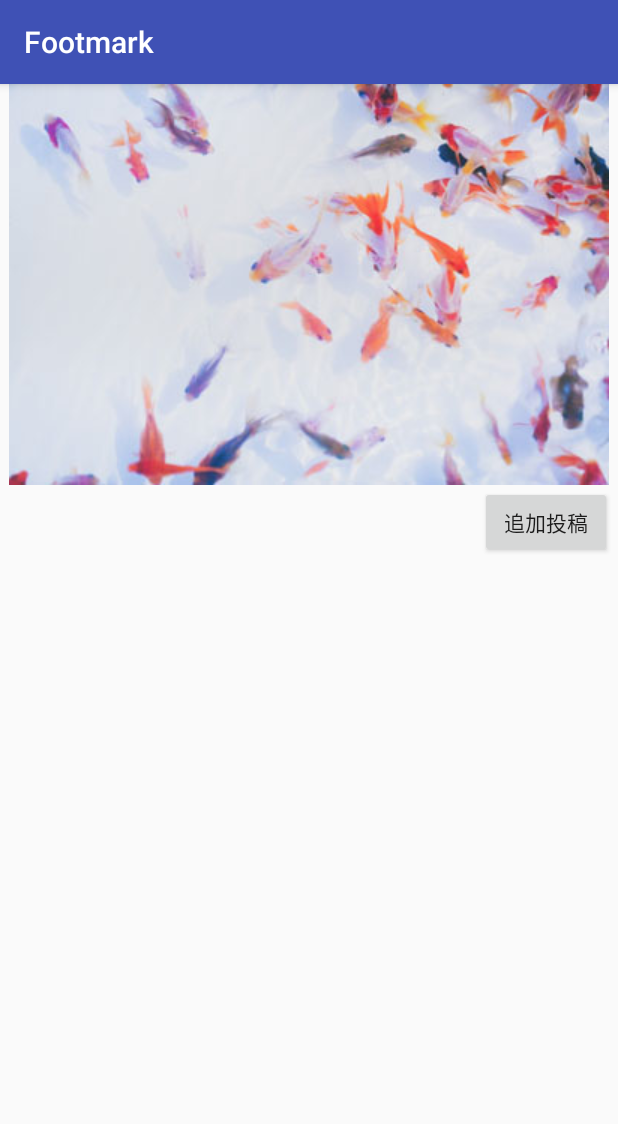
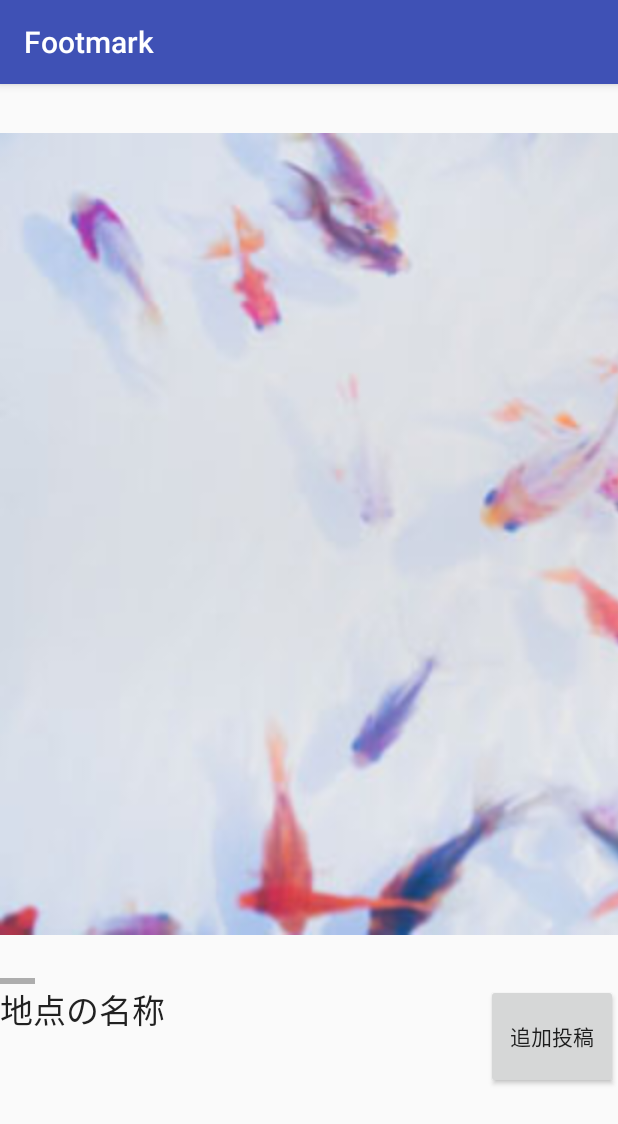
Before and after one commit to 15-2505-001-7/eureka, an Android app: the ShowSpotActivity screen opened directly, with no data from a screen before it, on a phone screen of 412 x 824 dp. Shown: the top 1124 px of the screen. Run offline under Robolectric (Android 15) with nearby library versions, the light colour scheme and no system bars.

Commit message:
閲覧画面上部できました。

```diff
--- a/Footmark/app/src/main/res/layout/activity_show_spot.xml
+++ b/Footmark/app/src/main/res/layout/activity_show_spot.xml
@@ -1,6 +1,5 @@
 <?xml version="1.0" encoding="utf-8"?>
-<android.support.constraint.ConstraintLayout xmlns:android="http://schemas.android.com/apk/res/android"
-    xmlns:app="http://schemas.android.com/apk/res-auto"
+<RelativeLayout xmlns:android="http://schemas.android.com/apk/res/android"
     xmlns:tools="http://schemas.android.com/tools"
     android:layout_width="match_parent"
     android:layout_height="match_parent"
@@ -8,120 +7,121 @@
     tools:layout_editor_absoluteY="81dp"
     tools:layout_editor_absoluteX="0dp">
 
+    <HorizontalScrollView
+        android:id="@+id/horizontalScrollView"
+        android:layout_width="match_parent"
+        android:layout_height="600dp"
+        android:layout_alignParentLeft="true"
+        android:layout_alignParentStart="true"
+        android:layout_alignParentTop="true"
+        android:fillViewport="false"
+        android:foregroundGravity="top">
+
+        <LinearLayout
+            android:layout_width="wrap_content"
+            android:layout_height="match_parent"
+            android:gravity="top"
+            android:orientation="horizontal"
+            android:weightSum="1">
+
+            <ImageView
+                android:id="@+id/imageView"
+                android:layout_width="800dp"
+                android:layout_height="match_parent"
+                android:scaleType="fitCenter"
+                android:src="@drawable/i1" />
+
+            <ImageView
+                android:id="@+id/imageView2"
+                android:layout_width="800dp"
+                android:layout_height="match_parent"
+                android:scaleType="fitCenter"
+                android:src="@drawable/i2" />
+
+            <ImageView
+                android:id="@+id/imageView3"
+                android:layout_width="800dp"
+                android:layout_height="match_parent"
+                android:scaleType="fitCenter"
+                android:src="@drawable/i3" />
+
+            <ImageView
+                android:id="@+id/imageView4"
+                android:layout_width="800dp"
+                android:layout_height="match_parent"
+                android:scaleType="fitCenter"
+                android:src="@drawable/i4" />
+
+            <ImageView
+                android:id="@+id/imageView9"
+                android:layout_width="800dp"
+                android:layout_height="match_parent"
+                android:scaleType="fitCenter"
+                android:src="@drawable/i5" />
+
+            <ImageView
+                android:id="@+id/imageView8"
+                android:layout_width="800dp"
+                android:layout_height="match_parent"
+                android:scaleType="fitCenter"
+                android:src="@drawable/i6" />
+
+            <ImageView
+                android:id="@+id/imageView7"
+                android:layout_width="800dp"
+                android:layout_height="match_parent"
+                android:scaleType="fitCenter"
+                android:src="@drawable/i7" />
+
+            <ImageView
+                android:id="@+id/imageView6"
+                android:layout_width="800dp"
+                android:layout_height="match_parent"
+                android:scaleType="fitCenter"
+                android:src="@drawable/i8" />
+
+            <ImageView
+                android:id="@+id/imageView5"
+                android:layout_width="800dp"
+                android:layout_height="match_parent"
+                android:scaleType="fitCenter"
+                android:src="@drawable/i9" />
+        </LinearLayout>
+    </HorizontalScrollView>
+
     <Button
-        android:id="@+id/addShow"
+        android:id="@+id/追加投稿"
         android:layout_width="wrap_content"
-        android:layout_height="wrap_content"
-        android:layout_marginBottom="8dp"
-        android:layout_marginRight="4dp"
+        android:layout_height="70dp"
+        android:layout_alignParentEnd="true"
+        android:layout_alignParentRight="true"
+        android:layout_below="@+id/horizontalScrollView"
         android:text="追加投稿"
-        app:layout_constraintBottom_toTopOf="@+id/recyclerView"
-        app:layout_constraintRight_toRightOf="parent"
-        android:layout_marginEnd="4dp"
-        android:layout_marginTop="0dp"
-        app:layout_constraintTop_toBottomOf="@+id/relativeLayout" />
+        android:textAlignment="center" />
 
     <TextView
         android:id="@+id/spotname"
         android:layout_width="wrap_content"
-        android:layout_height="wrap_content"
-        android:layout_marginLeft="8dp"
-        android:layout_marginRight="8dp"
-        android:layout_marginTop="0dp"
-        android:textSize="36sp"
-        app:layout_constraintHorizontal_bias="0.53"
-        app:layout_constraintLeft_toLeftOf="parent"
-        app:layout_constraintRight_toLeftOf="@+id/addShow"
-        android:layout_marginStart="8dp"
-        android:layout_marginEnd="8dp"
-        app:layout_constraintTop_toBottomOf="@+id/relativeLayout" />
+        android:layout_height="70dp"
+        android:layout_alignBottom="@+id/追加投稿"
+        android:layout_alignParentLeft="true"
+        android:layout_alignParentStart="true"
+        android:layout_below="@+id/horizontalScrollView"
+        android:layout_toLeftOf="@+id/追加投稿"
+        android:text="地点の名称"
+        android:textAppearance="@style/TextAppearance.AppCompat.Large" />
 
-    <android.support.v7.widget.RecyclerView
-        android:id="@+id/recyclerView"
-        android:layout_width="0dp"
-        android:layout_height="0dp"
-        android:layout_marginBottom="4dp"
-        android:layout_marginEnd="8dp"
-        android:layout_marginLeft="8dp"
-        android:layout_marginRight="8dp"
-        android:layout_marginStart="8dp"
-        android:layout_marginTop="8dp"
-        app:layout_constraintBottom_toBottomOf="parent"
-        app:layout_constraintLeft_toLeftOf="parent"
-        app:layout_constraintRight_toRightOf="parent"
-        app:layout_constraintTop_toBottomOf="@+id/spotname"
-        app:layout_constraintVertical_bias="1.0" >
-
-    </android.support.v7.widget.RecyclerView>
-
-    <RelativeLayout
-        android:layout_width="wrap_content"
-        android:layout_height="wrap_content"
-        tools:layout_editor_absoluteX="8dp"
-        tools:layout_editor_absoluteY="8dp"
-        android:id="@+id/relativeLayout">
+    <ScrollView
+        android:layout_width="match_parent"
+        android:layout_height="match_parent"
+        android:layout_alignParentLeft="true"
+        android:layout_alignParentStart="true"
+        android:layout_below="@+id/追加投稿">
 
         <LinearLayout
-            android:id="@+id/linearLayout"
             android:layout_width="match_parent"
             android:layout_height="wrap_content"
-            android:layout_gravity="center_vertical"
-            android:orientation="horizontal"
-            app:layout_constraintHorizontal_bias="1.0"
-            app:layout_constraintLeft_toLeftOf="parent"
-            app:layout_constraintRight_toRightOf="parent"
-            app:layout_constraintTop_toTopOf="parent"
-            android:layout_alignParentTop="true"
-            android:layout_alignParentLeft="true"
-            android:layout_alignParentStart="true">
+            android:orientation="vertical" />
+    </ScrollView>
 
-            <ImageView
-                android:id="@+id/imageView"
-                android:layout_width="match_parent"
-                android:layout_height="match_parent"
-                android:src="@drawable/i1" />
-
-            <ImageView
-                android:layout_width="match_parent"
-                android:layout_height="match_parent"
-                android:src="@drawable/i2" />
-
-            <ImageView
-                android:layout_width="match_parent"
-                android:layout_height="match_parent"
-                android:src="@drawable/i3" />
-
-            <ImageView
-                android:layout_width="match_parent"
-                android:layout_height="match_parent"
-                android:src="@drawable/i4" />
-
-            <ImageView
-                android:layout_width="match_parent"
-                android:layout_height="match_parent"
-                android:src="@drawable/i5" />
-
-            <ImageView
-                android:layout_width="match_parent"
-                android:layout_height="match_parent"
-                android:src="@drawable/i6" />
-
-            <ImageView
-                android:layout_width="match_parent"
-                android:layout_height="match_parent"
-                android:src="@drawable/i7" />
-
-            <ImageView
-                android:layout_width="match_parent"
-                android:layout_height="match_parent"
-                android:src="@drawable/i8" />
-
-            <ImageView
-                android:layout_width="match_parent"
-                android:layout_height="match_parent"
-                android:src="@drawable/i9" />
-
-        </LinearLayout>
-    </RelativeLayout>
-
-</android.support.constraint.ConstraintLayout>
+</RelativeLayout>
--- a/Footmark/gradle.properties
+++ b/Footmark/gradle.properties
@@ -12,11 +12,11 @@
 # This option should only be used with decoupled projects. More details, visit
 # http://www.gradle.org/docs/current/userguide/multi_project_builds.html#sec:decoupled_projects
 # org.gradle.parallel=true
-#Thu Nov 16 13:11:39 JST 2017
+#Thu Nov 16 14:55:03 JST 2017
 systemProp.https.nonProxyHosts=localhost,127.0.0.1
+systemProp.https.proxyPort=8080
 systemProp.http.proxyHost=proxy.cc.yamaguchi-u.ac.jp
-systemProp.https.proxyPort=8080
-systemProp.http.nonProxyHosts=lacalhost, 127.0.0.1
+systemProp.http.nonProxyHosts=localhost,127.0.0.1
 org.gradle.jvmargs=-Xmx1536m
 systemProp.https.proxyHost=proxy.cc.yamaguchi-u.ac.jp
 systemProp.http.proxyPort=8080
```
